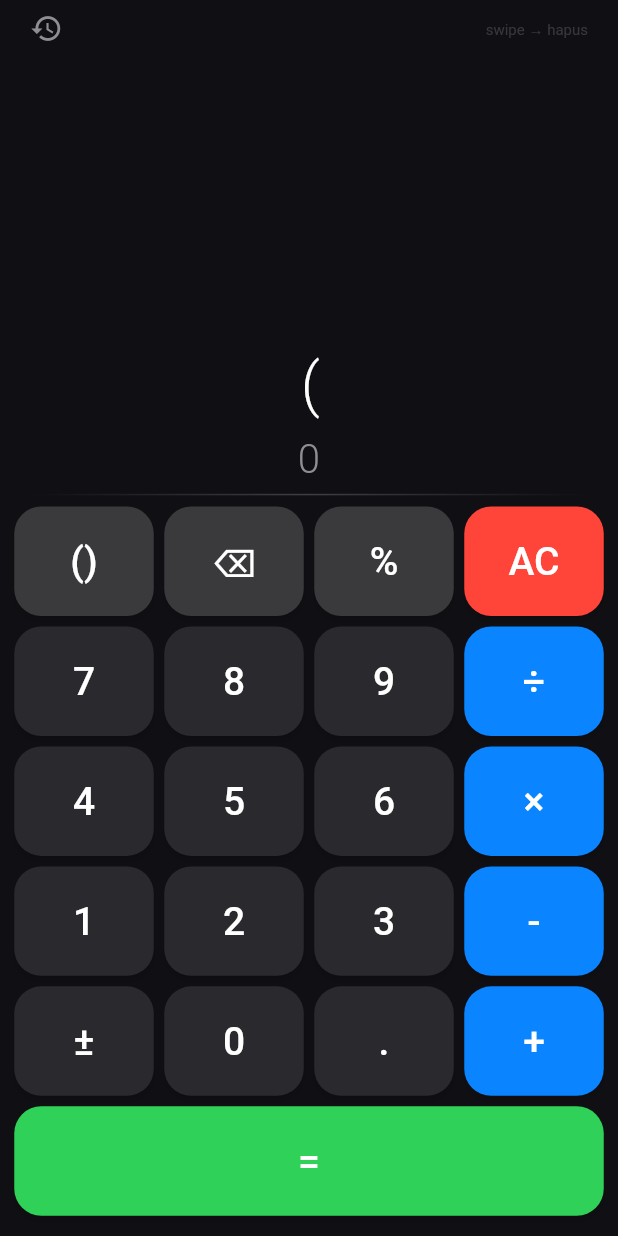
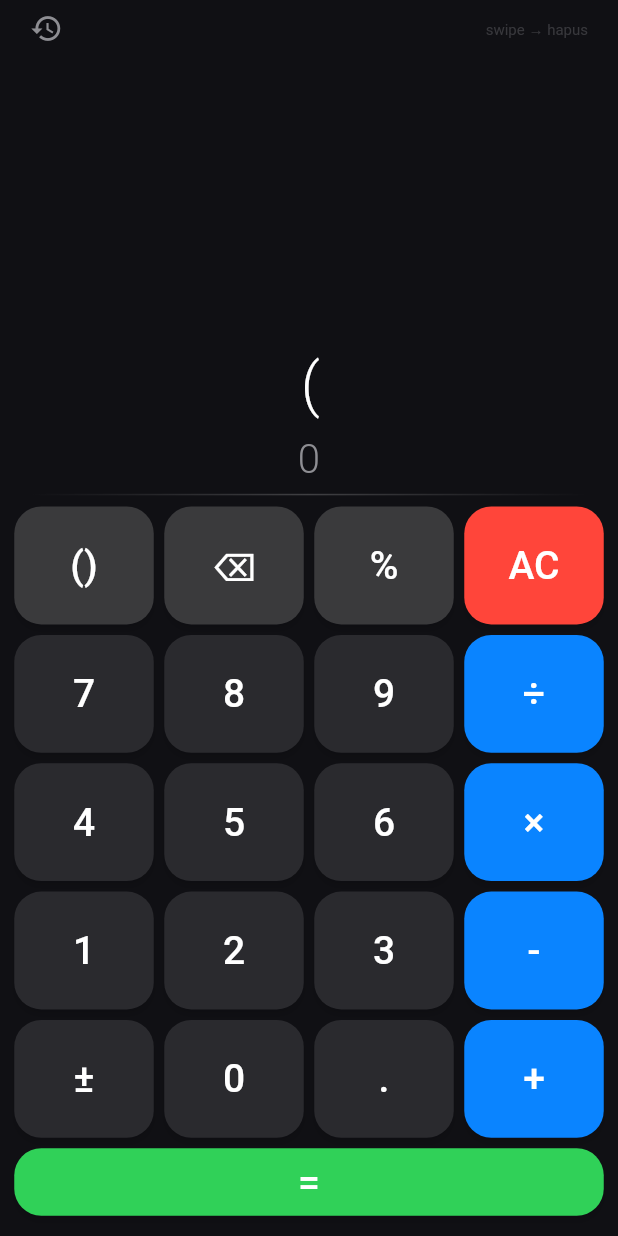
Before and after one commit to BintangNadiMaulana/bintang_calculator, a Flutter app: the screen it shows after launch, after a tap on "()", on a phone screen of 412 x 824 dp. Run offline on Flutter 3.47's test engine with Material 2 defaults, Android fonts, the phone set to English and light mode, and no system bars; our stand-ins replace math_expressions, shared_preferences.

Commit message:
Apply all 6 analysis suggestions: RegExp caching, const lint, persistent history, = button sizing, accessibility labels
- Extract RegExp to static final fields to avoid repeated allocation
- Fix const lint warning on 'swipe → hapus' Text widget
- Add shared_preferences for persistent calculation history
- Constrain = button row height to prevent oversizing on tablets
- Add semanticLabel to CalcButton model and Semantics wrapper in button widget
- Add Indonesian semantic labels for all symbol buttons (÷→Bagi, ×→Kali, etc.)

Co-Authored-By: Claude Opus 4.6 <noreply@anthropic.com>
Claude-Session: https://claude.ai/code/session_01G7VwjhqT1RY9wKXLd2es6A

```diff
--- a/lib/models/calc_button.dart
+++ b/lib/models/calc_button.dart
@@ -5,5 +5,7 @@ class CalcButton {
   final Color? color;
   final Color? textColor;
   final int flex;
-  const CalcButton(this.text, {this.color, this.textColor, this.flex = 1});
+  final String? semanticLabel;
+  const CalcButton(this.text,
+      {this.color, this.textColor, this.flex = 1, this.semanticLabel});
 }
--- a/lib/screens/simple_calculator.dart
+++ b/lib/screens/simple_calculator.dart
@@ -1,5 +1,8 @@
+import 'dart:convert';
+
 import 'package:flutter/material.dart';
 import 'package:flutter/services.dart';
+import 'package:shared_preferences/shared_preferences.dart';
 import 'package:calculator_bintang/models/calc_button.dart';
 import 'package:calculator_bintang/models/calc_record.dart';
 import 'package:calculator_bintang/utils/calculator_logic.dart';
@@ -30,6 +33,38 @@ class _SimpleCalculatorState extends State<SimpleCalculator> {
   static const _secondaryText = Color(0xFF8E8E93);
   static const _previewText = Color(0xFFAEAEB2);
   static const _equalsColor = Color(0xFF30D158);
+
+  static final _digitOrCloseOrPercent = RegExp(r'[0-9)%]');
+  static final _compoundChars = RegExp(r'[+\-×÷()%]');
+  static const _historyKey = 'calc_history';
+
+  @override
+  void initState() {
+    super.initState();
+    _loadHistory();
+  }
+
+  Future<void> _loadHistory() async {
+    final prefs = await SharedPreferences.getInstance();
+    final data = prefs.getStringList(_historyKey);
+    if (data != null) {
+      setState(() {
+        _history.clear();
+        for (final item in data) {
+          final map = jsonDecode(item) as Map<String, dynamic>;
+          _history.add(CalcRecord(map['eq'] as String, map['res'] as String));
+        }
+      });
+    }
+  }
+
+  Future<void> _saveHistory() async {
+    final prefs = await SharedPreferences.getInstance();
+    final data = _history
+        .map((r) => jsonEncode({'eq': r.equation, 'res': r.result}))
+        .toList();
+    await prefs.setStringList(_historyKey, data);
+  }
 
   bool get _endsWithOperator {
     if (equation.isEmpty) return false;
@@ -140,6 +175,7 @@ class _SimpleCalculatorState extends State<SimpleCalculator> {
     if (!_isErrorResult) {
       _history.insert(0, CalcRecord(equation, result));
       if (_history.length > 50) _history.removeLast();
+      _saveHistory();
     }
   }
 
@@ -166,9 +202,9 @@ class _SimpleCalculatorState extends State<SimpleCalculator> {
     final openCount = '('.allMatches(equation).length;
     final closeCount = ')'.allMatches(equation).length;
 
-    if (openCount > closeCount && RegExp(r'[0-9)%]').hasMatch(lastChar)) {
+    if (openCount > closeCount && _digitOrCloseOrPercent.hasMatch(lastChar)) {
       equation += ")";
-    } else if (RegExp(r'[0-9)%]').hasMatch(lastChar)) {
+    } else if (_digitOrCloseOrPercent.hasMatch(lastChar)) {
       equation += "×(";
     } else {
       equation += "(";
@@ -188,7 +224,7 @@ class _SimpleCalculatorState extends State<SimpleCalculator> {
 
     final withoutMinus =
         equation.startsWith('-') ? equation.substring(1) : equation;
-    final isSimple = !withoutMinus.contains(RegExp(r'[+\-×÷()%]'));
+    final isSimple = !withoutMinus.contains(_compoundChars);
 
     if (isSimple) {
       equation =
@@ -337,6 +373,7 @@ class _SimpleCalculatorState extends State<SimpleCalculator> {
         },
         onClear: () {
           setState(() => _history.clear());
+          _saveHistory();
           Navigator.pop(context);
         },
       ),
@@ -401,10 +438,10 @@ class _SimpleCalculatorState extends State<SimpleCalculator> {
                                 color: _secondaryText, size: 22),
                           ),
                           const Spacer(),
-                          Text('swipe → hapus',
+                          const Text('swipe → hapus',
                               style: TextStyle(
                                   fontSize: 10,
-                                  color: const Color(0x508E8E93))),
+                                  color: Color(0x508E8E93))),
                         ],
                       ),
                       Expanded(
@@ -490,38 +527,49 @@ class _SimpleCalculatorState extends State<SimpleCalculator> {
                 child: Column(
                   children: [
                     _buildButtonRow([
-                      const CalcButton('()', color: _functionColor),
-                      const CalcButton('⌫', color: _functionColor),
-                      const CalcButton('%', color: _functionColor),
-                      const CalcButton('AC', color: _accentColor),
+                      const CalcButton('()', color: _functionColor, semanticLabel: 'Kurung'),
+                      const CalcButton('⌫', color: _functionColor, semanticLabel: 'Hapus'),
+                      const CalcButton('%', color: _functionColor, semanticLabel: 'Persen'),
+                      const CalcButton('AC', color: _accentColor, semanticLabel: 'Hapus semua'),
                     ]),
                     _buildButtonRow([
                       const CalcButton('7'),
                       const CalcButton('8'),
                       const CalcButton('9'),
-                      const CalcButton('÷', color: _operatorColor),
+                      const CalcButton('÷', color: _operatorColor, semanticLabel: 'Bagi'),
                     ]),
                     _buildButtonRow([
                       const CalcButton('4'),
                       const CalcButton('5'),
                       const CalcButton('6'),
-                      const CalcButton('×', color: _operatorColor),
+                      const CalcButton('×', color: _operatorColor, semanticLabel: 'Kali'),
                     ]),
                     _buildButtonRow([
                       const CalcButton('1'),
                       const CalcButton('2'),
                       const CalcButton('3'),
-                      const CalcButton('-', color: _operatorColor),
+                      const CalcButton('-', color: _operatorColor, semanticLabel: 'Kurang'),
                     ]),
                     _buildButtonRow([
-                      const CalcButton('±'),
+                      const CalcButton('±', semanticLabel: 'Plus minus'),
                       const CalcButton('0'),
-                      const CalcButton('.'),
-                      const CalcButton('+', color: _operatorColor),
+                      const CalcButton('.', semanticLabel: 'Titik desimal'),
+                      const CalcButton('+', color: _operatorColor, semanticLabel: 'Tambah'),
                     ]),
-                    _buildButtonRow([
-                      const CalcButton('=', color: _equalsColor),
-                    ]),
+                    SizedBox(
+                      height: 52,
+                      child: Row(
+                        crossAxisAlignment: CrossAxisAlignment.stretch,
+                        children: [
+                          CalculatorButtonWidget(
+                            config: const CalcButton('=', color: _equalsColor, semanticLabel: 'Sama dengan'),
+                            defaultColor: _numberColor,
+                            defaultTextColor: _textColor,
+                            onPressed: buttonPressed,
+                          ),
+                        ],
+                      ),
+                    ),
                   ],
                 ),
               ),
--- a/lib/widgets/calculator_button.dart
+++ b/lib/widgets/calculator_button.dart
@@ -21,6 +21,9 @@ class CalculatorButtonWidget extends StatelessWidget {
       flex: config.flex,
       child: Padding(
         padding: const EdgeInsets.all(3.5),
+        child: Semantics(
+          label: config.semanticLabel ?? config.text,
+          button: true,
           child: Material(
             color: config.color ?? defaultColor,
             borderRadius: BorderRadius.circular(18),
@@ -33,6 +36,7 @@ class CalculatorButtonWidget extends StatelessWidget {
               highlightColor: Colors.white10,
               onTap: () => onPressed(config.text),
               child: Center(
+                child: ExcludeSemantics(
                   child: Text(
                     config.text,
                     style: TextStyle(
@@ -45,6 +49,8 @@ class CalculatorButtonWidget extends StatelessWidget {
               ),
             ),
           ),
+        ),
+      ),
     );
   }
 }
--- a/pubspec.yaml
+++ b/pubspec.yaml
@@ -11,6 +11,7 @@ dependencies:
   flutter:
     sdk: flutter
   math_expressions: ^2.4.0
+  shared_preferences: ^2.2.0
 
 dev_dependencies:
   flutter_test:
```
Lines whose indentation alone changed are shown as unchanged.
